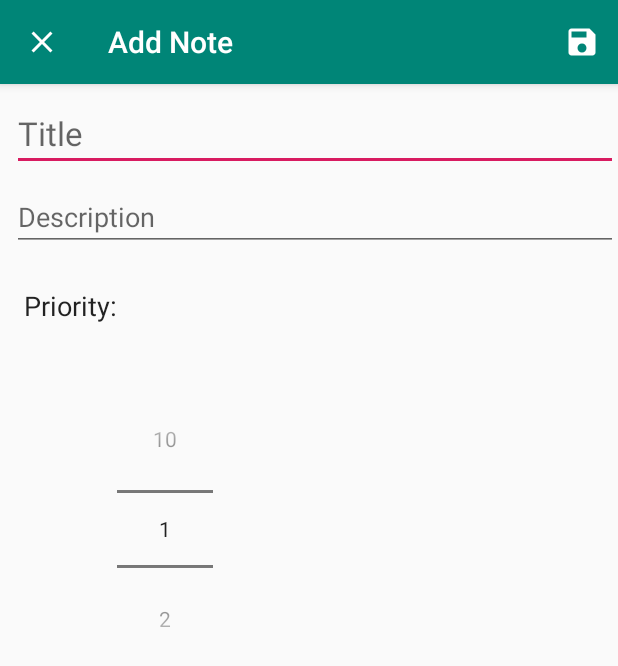
After one commit to yair-go/NoteApp, an Android app: the AddNoteActivity screen opened directly, with no data from a screen before it, on a phone screen of 412 x 824 dp. The commit adds this screen. Shown: the top 666 px of the screen. Run offline under Robolectric (Android 15) with nearby library versions, the phone set to English and light mode, and no system bars.

Commit message:
AddNote Activity

```diff
--- a/app/src/main/AndroidManifest.xml
+++ b/app/src/main/AndroidManifest.xml
@@ -9,7 +9,10 @@
         android:roundIcon="@mipmap/ic_launcher_round"
         android:supportsRtl="true"
         android:theme="@style/AppTheme">
-        <activity android:name=".UI.MainActivity">
+        <activity android:name=".UI.AddNoteActivity"
+            android:parentActivityName=".UI.MainActivity"></activity>
+        <activity android:name=".UI.MainActivity"
+            android:launchMode="singleTop">
             <intent-filter>
                 <action android:name="android.intent.action.MAIN" />
 
--- /dev/null
+++ b/app/src/main/java/com/yair/noteapp/UI/AddNoteActivity.java
@@ -0,0 +1,80 @@
+package com.yair.noteapp.UI;
+
+import android.content.Intent;
+import android.os.Bundle;
+import android.view.Menu;
+import android.view.MenuInflater;
+import android.view.MenuItem;
+import android.widget.EditText;
+import android.widget.NumberPicker;
+import android.widget.Toast;
+
+import com.yair.noteapp.R;
+
+import java.util.Objects;
+
+import androidx.appcompat.app.AppCompatActivity;
+
+public class AddNoteActivity extends AppCompatActivity {
+
+    public static final String EXTRA_TITLE =
+            "com.yair.noteapp.EXTRA_TITLE";
+    public static final String EXTRA_DESCRIPTION =
+            "com.yair.noteapp.EXTRA_DESCRIPTION";
+    public static final String EXTRA_PRIORITY =
+            "com.yair.noteapp.EXTRA_PRIORITY";
+
+    private EditText editTextTitle;
+    private EditText editTextDescription;
+    private NumberPicker numberPickerPriority;
+    @Override
+    protected void onCreate(Bundle savedInstanceState) {
+        super.onCreate(savedInstanceState);
+        setContentView(R.layout.activity_add_note);
+
+        editTextTitle = findViewById(R.id.edit_text_title);
+        editTextDescription = findViewById(R.id.edit_text_description);
+        numberPickerPriority = findViewById(R.id.number_picker_priority);
+
+        numberPickerPriority.setMinValue(1);
+        numberPickerPriority.setMaxValue(10);
+
+        Objects.requireNonNull(getSupportActionBar()).setHomeAsUpIndicator(R.drawable.ic_close);
+        setTitle("Add Note");
+    }
+    private void saveNote() {
+        String title = editTextTitle.getText().toString();
+        String description = editTextDescription.getText().toString();
+        int priority = numberPickerPriority.getValue();
+
+        if (title.trim().isEmpty() || description.trim().isEmpty()) {
+            Toast.makeText(this, "Please insert a title and description", Toast.LENGTH_SHORT).show();
+            return;
+        }
+
+        Intent data = new Intent();
+        data.putExtra(EXTRA_TITLE, title);
+        data.putExtra(EXTRA_DESCRIPTION, description);
+        data.putExtra(EXTRA_PRIORITY, priority);
+
+        setResult(RESULT_OK, data);
+        finish();
+    }
+
+    @Override
+    public boolean onCreateOptionsMenu(Menu menu) {
+        MenuInflater menuInflater = getMenuInflater();
+        menuInflater.inflate(R.menu.add_note_menu, menu);
+        return true;
+    }
+    @Override
+    public boolean onOptionsItemSelected(MenuItem item) {
+        switch (item.getItemId()) {
+            case R.id.save_note:
+                saveNote();
+                return true;
+            default:
+                return super.onOptionsItemSelected(item);
+        }
+    }
+}
--- /dev/null
+++ b/app/src/main/res/drawable/ic_add.xml
@@ -0,0 +1,5 @@
+<vector android:height="24dp" android:tint="#FFFFFF"
+    android:viewportHeight="24.0" android:viewportWidth="24.0"
+    android:width="24dp" xmlns:android="http://schemas.android.com/apk/res/android">
+    <path android:fillColor="#FF000000" android:pathData="M19,13h-6v6h-2v-6H5v-2h6V5h2v6h6v2z"/>
+</vector>
--- /dev/null
+++ b/app/src/main/res/drawable/ic_close.xml
@@ -0,0 +1,5 @@
+<vector android:height="24dp" android:tint="#FFFFFF"
+    android:viewportHeight="24.0" android:viewportWidth="24.0"
+    android:width="24dp" xmlns:android="http://schemas.android.com/apk/res/android">
+    <path android:fillColor="#FF000000" android:pathData="M19,6.41L17.59,5 12,10.59 6.41,5 5,6.41 10.59,12 5,17.59 6.41,19 12,13.41 17.59,19 19,17.59 13.41,12z"/>
+</vector>
--- /dev/null
+++ b/app/src/main/res/drawable/ic_save.xml
@@ -0,0 +1,5 @@
+<vector android:height="24dp" android:tint="#FFFFFF"
+    android:viewportHeight="24.0" android:viewportWidth="24.0"
+    android:width="24dp" xmlns:android="http://schemas.android.com/apk/res/android">
+    <path android:fillColor="#FF000000" android:pathData="M17,3L5,3c-1.11,0 -2,0.9 -2,2v14c0,1.1 0.89,2 2,2h14c1.1,0 2,-0.9 2,-2L21,7l-4,-4zM12,19c-1.66,0 -3,-1.34 -3,-3s1.34,-3 3,-3 3,1.34 3,3 -1.34,3 -3,3zM15,9L5,9L5,5h10v4z"/>
+</vector>
--- /dev/null
+++ b/app/src/main/res/layout/activity_add_note.xml
@@ -0,0 +1,65 @@
+<?xml version="1.0" encoding="utf-8"?>
+<androidx.constraintlayout.widget.ConstraintLayout xmlns:android="http://schemas.android.com/apk/res/android"
+    xmlns:app="http://schemas.android.com/apk/res-auto"
+    xmlns:tools="http://schemas.android.com/tools"
+    android:layout_width="match_parent"
+    android:layout_height="match_parent"
+    tools:context=".UI.AddNoteActivity">
+
+
+    <EditText
+        android:id="@+id/edit_text_title"
+        android:layout_width="match_parent"
+        android:layout_height="wrap_content"
+        android:layout_marginStart="8dp"
+        android:layout_marginTop="8dp"
+        android:hint="Title"
+        android:inputType="text"
+        android:textAppearance="@style/Base.TextAppearance.AppCompat.Large"
+        app:layout_constraintBottom_toTopOf="@id/edit_text_description"
+        app:layout_constraintEnd_toEndOf="parent"
+        app:layout_constraintStart_toStartOf="@+id/edit_text_description"
+        app:layout_constraintTop_toTopOf="parent" />
+
+    <EditText
+        android:id="@+id/edit_text_description"
+        android:layout_width="match_parent"
+        android:layout_height="wrap_content"
+        android:layout_marginStart="8dp"
+        android:layout_marginTop="8dp"
+        android:layout_marginBottom="8dp"
+        android:hint="Description"
+        android:inputType="textMultiLine"
+        app:layout_constraintBottom_toTopOf="@+id/text_view_priority"
+        app:layout_constraintEnd_toEndOf="parent"
+        app:layout_constraintStart_toStartOf="parent"
+        app:layout_constraintTop_toBottomOf="@id/edit_text_title" />
+
+    <TextView
+        android:id="@+id/text_view_priority"
+        android:layout_width="wrap_content"
+        android:layout_height="wrap_content"
+        android:layout_marginStart="16dp"
+        android:layout_marginTop="24dp"
+        android:layout_marginEnd="350dp"
+        android:text="Priority:"
+        android:textAppearance="@android:style/TextAppearance.Medium"
+        app:layout_constraintEnd_toEndOf="parent"
+        app:layout_constraintHorizontal_bias="0.0"
+        app:layout_constraintStart_toStartOf="parent"
+        app:layout_constraintTop_toBottomOf="@id/edit_text_description" />
+
+    <NumberPicker
+        android:id="@+id/number_picker_priority"
+        android:layout_width="64dp"
+        android:layout_height="wrap_content"
+        android:layout_marginEnd="32dp"
+        app:layout_constraintBottom_toBottomOf="parent"
+        app:layout_constraintEnd_toEndOf="parent"
+        app:layout_constraintHorizontal_bias="0.0"
+        app:layout_constraintStart_toEndOf="@+id/text_view_priority"
+        app:layout_constraintTop_toBottomOf="@+id/edit_text_description"
+        app:layout_constraintVertical_bias="0.19999999" />
+
+
+</androidx.constraintlayout.widget.ConstraintLayout>
--- /dev/null
+++ b/app/src/main/res/menu/add_note_menu.xml
@@ -0,0 +1,9 @@
+<?xml version="1.0" encoding="utf-8"?>
+<menu xmlns:android="http://schemas.android.com/apk/res/android"
+    xmlns:app="http://schemas.android.com/apk/res-auto">
+    <item
+        android:id="@+id/save_note"
+        android:icon="@drawable/ic_save"
+        android:title="Save"
+        app:showAsAction="ifRoom" />
+</menu>
```
Also changed, not shown: app/src/main/java/com/yair/noteapp/UI/MainActivity.java (+33 -1 lines), app/src/main/res/layout/activity_main.xml (+19 -1 lines).
